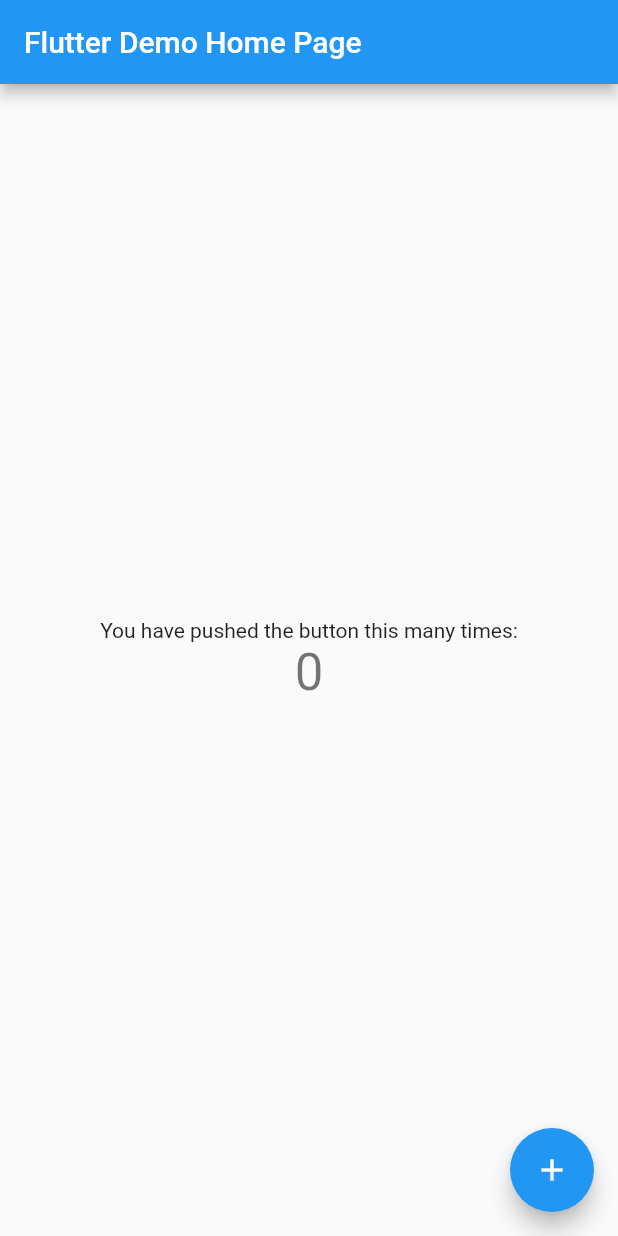
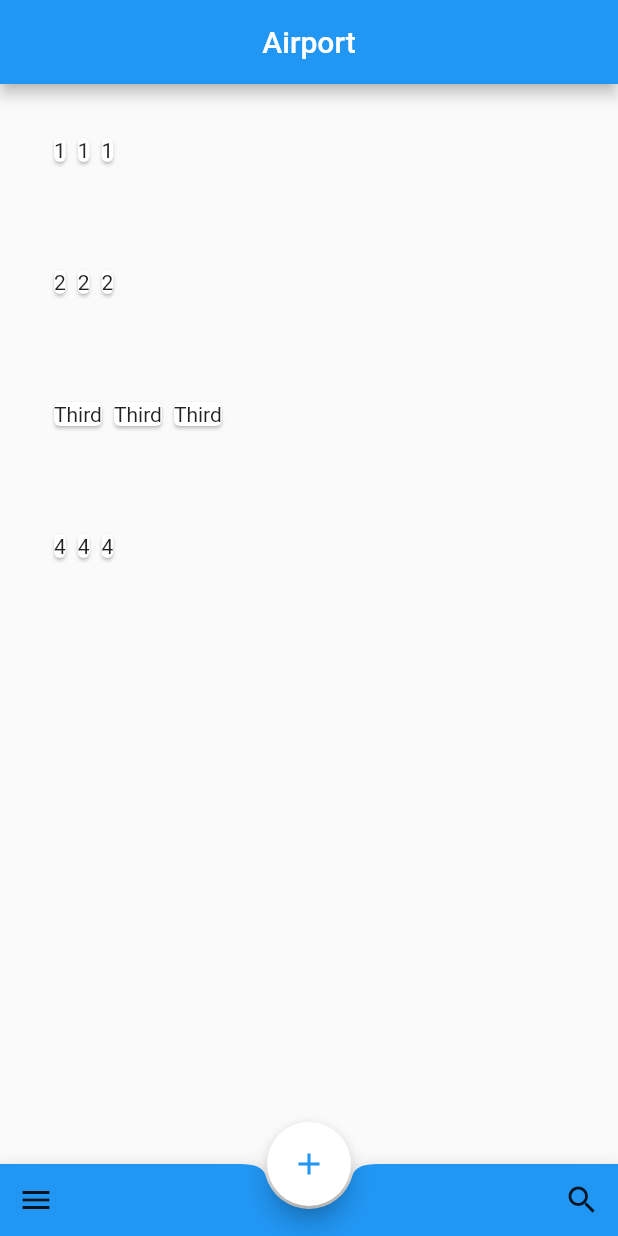
Before and after one commit to AgentTango/flutter-reference, a Flutter app: the screen it shows after launch, on a phone screen of 412 x 824 dp. Run offline on Flutter 3.47's test engine with Material 2 defaults, Android fonts, the phone set to English and light mode, and no system bars; missing offline and left inert: flute_music_player.

Commit message:
Lot of Work done

```diff
--- a/airport_booking/lib/main.dart
+++ b/airport_booking/lib/main.dart
@@ -1,109 +1,111 @@
 import 'package:flutter/material.dart';
 
-void main() => runApp(new MyApp());
+void main() => runApp(MyApp());
 
-class MyApp extends StatelessWidget {
-  // This widget is the root of your application.
+class MyApp extends StatefulWidget {
+  @override
+  _MyAppState createState() => _MyAppState();
+}
+
+class _MyAppState extends State<MyApp> {
+  String title = "Airport";
+
   @override
   Widget build(BuildContext context) {
-    return new MaterialApp(
-      title: 'Flutter Demo',
-      theme: new ThemeData(
-        // This is the theme of your application.
-        //
-        // Try running your application with "flutter run". You'll see the
-        // application has a blue toolbar. Then, without quitting the app, try
-        // changing the primarySwatch below to Colors.green and then invoke
-        // "hot reload" (press "r" in the console where you ran "flutter run",
-        // or press Run > Flutter Hot Reload in IntelliJ). Notice that the
-        // counter didn't reset back to zero; the application is not restarted.
-        primarySwatch: Colors.blue,
-      ),
-      home: new MyHomePage(title: 'Flutter Demo Home Page'),
+    // TODO: implement build
+    return MaterialApp(
+      title: title,
+      home: new AppBody(title: title),
     );
   }
 }
 
-class MyHomePage extends StatefulWidget {
-  MyHomePage({Key key, this.title}) : super(key: key);
+class MyWidget extends StatelessWidget {
+  String text;
 
-  // This widget is the home page of your application. It is stateful, meaning
-  // that it has a State object (defined below) that contains fields that affect
-  // how it looks.
-
-  // This class is the configuration for the state. It holds the values (in this
-  // case the title) provided by the parent (in this case the App widget) and
-  // used by the build method of the State. Fields in a Widget subclass are
-  // always marked "final".
-
-  final String title;
-
-  @override
-  _MyHomePageState createState() => new _MyHomePageState();
-}
-
-class _MyHomePageState extends State<MyHomePage> {
-  int _counter = 0;
-
-  void _incrementCounter() {
-    setState(() {
-      // This call to setState tells the Flutter framework that something has
-      // changed in this State, which causes it to rerun the build method below
-      // so that the display can reflect the updated values. If we changed
-      // _counter without calling setState(), then the build method would not be
-      // called again, and so nothing would appear to happen.
-      _counter++;
-    });
-  }
+  MyWidget({
+    this.text,
+  });
 
   @override
   Widget build(BuildContext context) {
-    // This method is rerun every time setState is called, for instance as done
-    // by the _incrementCounter method above.
-    //
-    // The Flutter framework has been optimized to make rerunning build methods
-    // fast, so that you can just rebuild anything that needs updating rather
-    // than having to individually change instances of widgets.
-    return new Scaffold(
-      appBar: new AppBar(
-        // Here we take the value from the MyHomePage object that was created by
-        // the App.build method, and use it to set our appbar title.
-        title: new Text(widget.title),
-      ),
-      body: new Center(
-        // Center is a layout widget. It takes a single child and positions it
-        // in the middle of the parent.
-        child: new Column(
-          // Column is also layout widget. It takes a list of children and
-          // arranges them vertically. By default, it sizes itself to fit its
-          // children horizontally, and tries to be as tall as its parent.
-          //
-          // Invoke "debug paint" (press "p" in the console where you ran
-          // "flutter run", or select "Toggle Debug Paint" from the Flutter tool
-          // window in IntelliJ) to see the wireframe for each widget.
-          //
-          // Column has various properties to control how it sizes itself and
-          // how it positions its children. Here we use mainAxisAlignment to
-          // center the children vertically; the main axis here is the vertical
-          // axis because Columns are vertical (the cross axis would be
-          // horizontal).
-          mainAxisAlignment: MainAxisAlignment.center,
+    // TODO: implement build
+    return Padding(
+      padding: EdgeInsets.all(32.0),
+      child: Container(
+        child: Row(
           children: <Widget>[
-            new Text(
-              'You have pushed the button this many times:',
+            Card(
+              child: Text(text),
             ),
-            new Text(
-              '$_counter',
-              style: Theme.of(context).textTheme.display1,
+            Card(
+              child: Text(text),
+            ),
+            Card(
+              child: Text(text),
             ),
           ],
         ),
       ),
-      floatingActionButton: new FloatingActionButton(
-        onPressed: _incrementCounter,
-        tooltip: 'Increment',
-        child: new Icon(Icons.add),
-      ), // This trailing comma makes auto-formatting nicer for build methods.
     );
   }
 }
+
+class AppBody extends StatelessWidget {
+  String title;
+
+  List<String> litems = ["1", "2", "Third", "4"];
+
+  // Constructor
+  AppBody({this.title});
+
+  @override
+  Widget build(BuildContext context) {
+    bool _value = false;
+    void _onChanged(bool value) => _value = value;
+
+    return Scaffold(
+      body: ListView.builder(
+        itemCount: litems.length,
+        itemBuilder: (BuildContext context, int index) {
+          return new MyWidget(
+            text: litems[index],
+          );
+        },
+      ),
+      floatingActionButtonLocation: FloatingActionButtonLocation.centerDocked,
+      floatingActionButton: FloatingActionButton(
+        backgroundColor: Colors.white,
+        onPressed: null,
+        tooltip: "Yeah, it does something",
+        child: Icon(
+          Icons.add,
+          color: Colors.blue,
+        ),
+      ),
+      appBar: AppBar(
+        title: Text(this.title),
+        centerTitle: true,
+      ),
+      bottomNavigationBar: BottomAppBar(
+        color: Colors.blue,
+        shape: CircularNotchedRectangle(),
+        notchMargin: 2.0,
+        child: Row(
+          mainAxisSize: MainAxisSize.max,
+          mainAxisAlignment: MainAxisAlignment.spaceBetween,
+          children: <Widget>[
+            IconButton(
+              icon: Icon(Icons.menu),
+              onPressed: () {},
+            ),
+            IconButton(
+              icon: Icon(Icons.search),
+              onPressed: () {},
+            ),
+          ],
+        ),
+      ),
+    );
+  }
+}
--- /dev/null
+++ b/animation_practice/lib/main.dart
@@ -0,0 +1,109 @@
+import 'package:flutter/material.dart';
+
+void main() => runApp(new MyApp());
+
+class MyApp extends StatelessWidget {
+  // This widget is the root of your application.
+  @override
+  Widget build(BuildContext context) {
+    return new MaterialApp(
+      title: 'Flutter Demo',
+      theme: new ThemeData(
+        // This is the theme of your application.
+        //
+        // Try running your application with "flutter run". You'll see the
+        // application has a blue toolbar. Then, without quitting the app, try
+        // changing the primarySwatch below to Colors.green and then invoke
+        // "hot reload" (press "r" in the console where you ran "flutter run",
+        // or press Run > Flutter Hot Reload in IntelliJ). Notice that the
+        // counter didn't reset back to zero; the application is not restarted.
+        primarySwatch: Colors.blue,
+      ),
+      home: new MyHomePage(title: 'Flutter Demo Home Page'),
+    );
+  }
+}
+
+class MyHomePage extends StatefulWidget {
+  MyHomePage({Key key, this.title}) : super(key: key);
+
+  // This widget is the home page of your application. It is stateful, meaning
+  // that it has a State object (defined below) that contains fields that affect
+  // how it looks.
+
+  // This class is the configuration for the state. It holds the values (in this
+  // case the title) provided by the parent (in this case the App widget) and
+  // used by the build method of the State. Fields in a Widget subclass are
+  // always marked "final".
+
+  final String title;
+
+  @override
+  _MyHomePageState createState() => new _MyHomePageState();
+}
+
+class _MyHomePageState extends State<MyHomePage> {
+  int _counter = 0;
+
+  void _incrementCounter() {
+    setState(() {
+      // This call to setState tells the Flutter framework that something has
+      // changed in this State, which causes it to rerun the build method below
+      // so that the display can reflect the updated values. If we changed
+      // _counter without calling setState(), then the build method would not be
+      // called again, and so nothing would appear to happen.
+      _counter++;
+    });
+  }
+
+  @override
+  Widget build(BuildContext context) {
+    // This method is rerun every time setState is called, for instance as done
+    // by the _incrementCounter method above.
+    //
+    // The Flutter framework has been optimized to make rerunning build methods
+    // fast, so that you can just rebuild anything that needs updating rather
+    // than having to individually change instances of widgets.
+    return new Scaffold(
+      appBar: new AppBar(
+        // Here we take the value from the MyHomePage object that was created by
+        // the App.build method, and use it to set our appbar title.
+        title: new Text(widget.title),
+      ),
+      body: new Center(
+        // Center is a layout widget. It takes a single child and positions it
+        // in the middle of the parent.
+        child: new Column(
+          // Column is also layout widget. It takes a list of children and
+          // arranges them vertically. By default, it sizes itself to fit its
+          // children horizontally, and tries to be as tall as its parent.
+          //
+          // Invoke "debug paint" (press "p" in the console where you ran
+          // "flutter run", or select "Toggle Debug Paint" from the Flutter tool
+          // window in IntelliJ) to see the wireframe for each widget.
+          //
+          // Column has various properties to control how it sizes itself and
+          // how it positions its children. Here we use mainAxisAlignment to
+          // center the children vertically; the main axis here is the vertical
+          // axis because Columns are vertical (the cross axis would be
+          // horizontal).
+          mainAxisAlignment: MainAxisAlignment.center,
+          children: <Widget>[
+            new Text(
+              'You have pushed the button this many times:',
+            ),
+            new Text(
+              '$_counter',
+              style: Theme.of(context).textTheme.display1,
+            ),
+          ],
+        ),
+      ),
+      floatingActionButton: new FloatingActionButton(
+        onPressed: _incrementCounter,
+        tooltip: 'Increment',
+        child: new Icon(Icons.add),
+      ), // This trailing comma makes auto-formatting nicer for build methods.
+    );
+  }
+}
```
Also changed, not shown: animation_practice/pubspec.yaml (added, +68 -0 lines), 52 other files.
